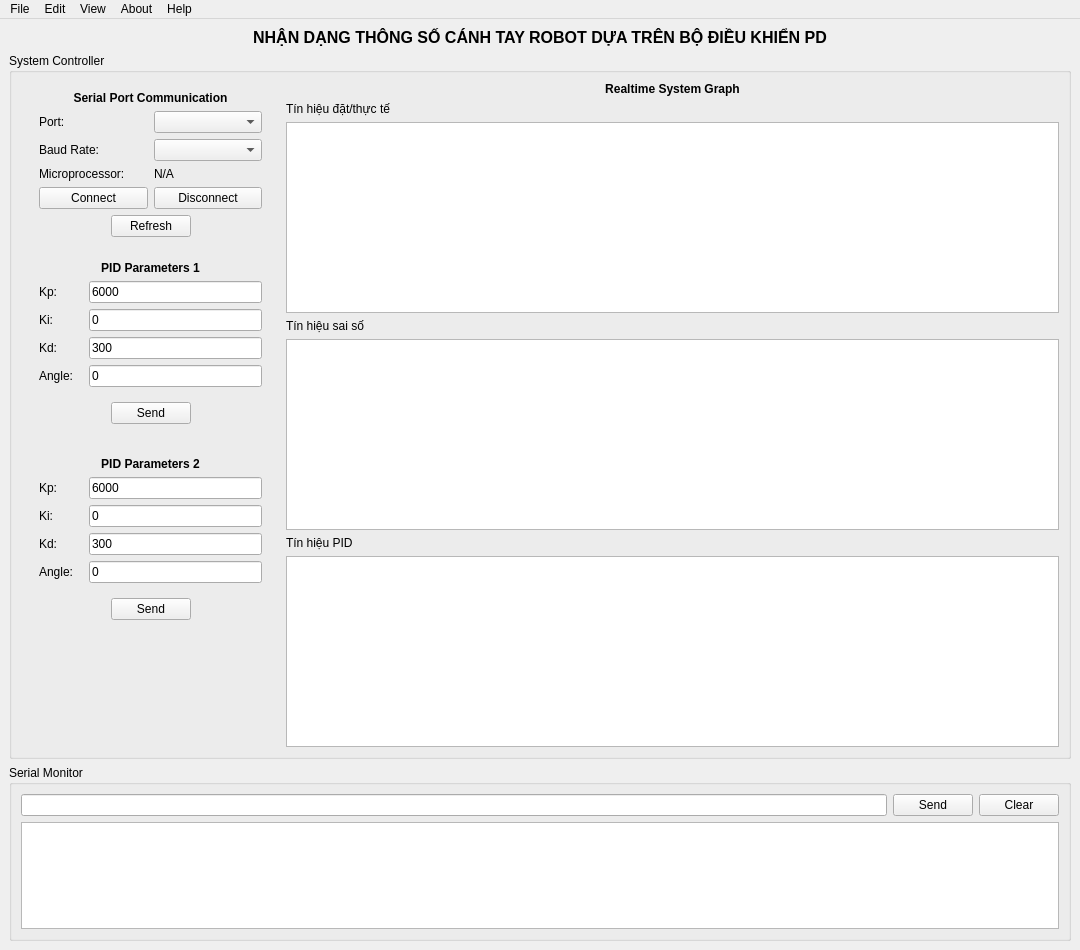
Old version of the form gui.ui in the repository duykienphan/DoAnRobot.
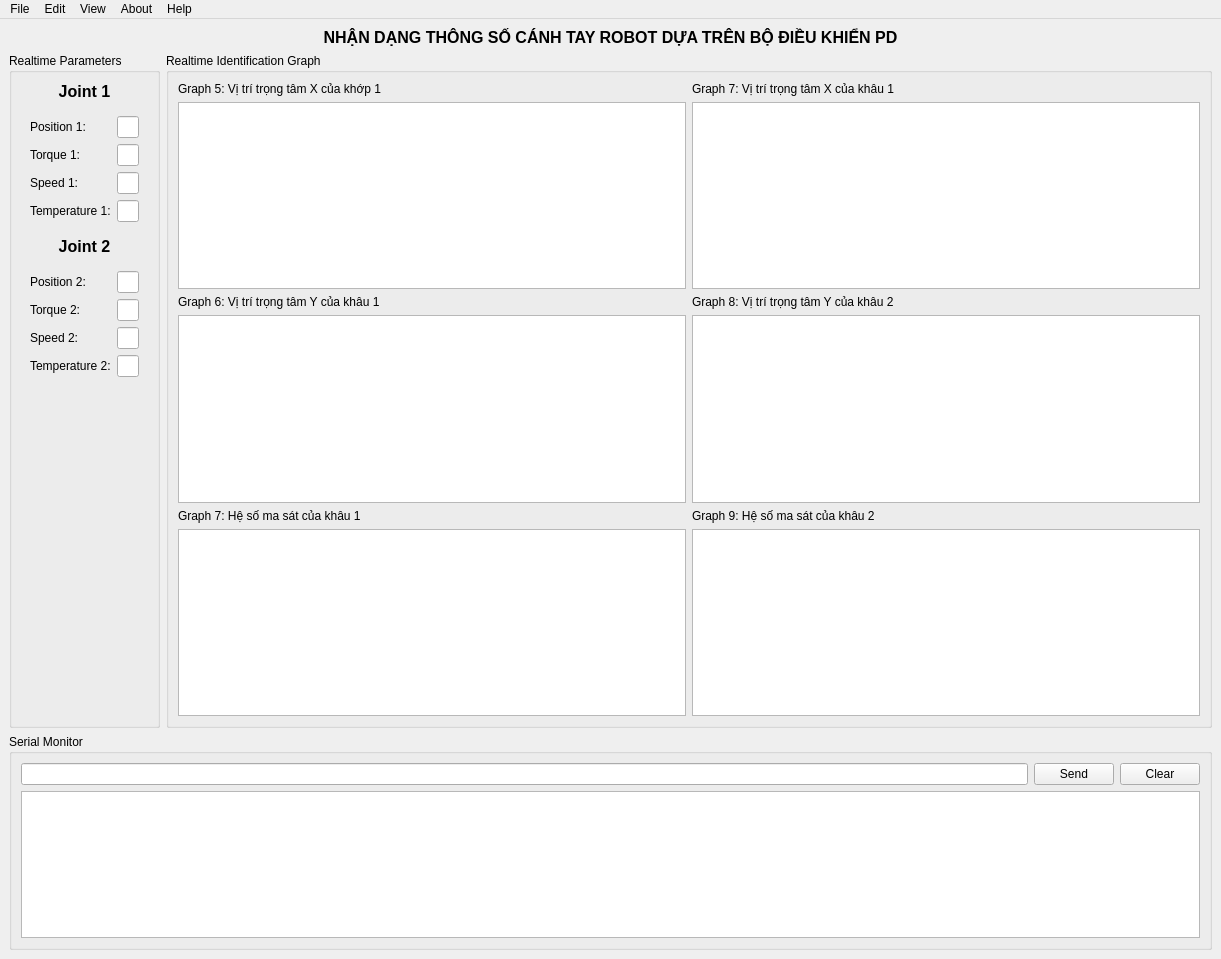
New version of the form. Custom widgets are drawn as their Qt base class.

Diff of the .ui file:
```diff
--- a/gui.ui
+++ b/gui.ui
@@ -6,15 +6,15 @@
    <rect>
     <x>0</x>
     <y>0</y>
-    <width>1080</width>
-    <height>950</height>
+    <width>1221</width>
+    <height>959</height>
    </rect>
   </property>
   <property name="windowTitle">
    <string>MainWindow</string>
   </property>
   <widget class="QWidget" name="centralwidget">
-   <layout class="QVBoxLayout" name="verticalLayout" stretch="0,4,1">
+   <layout class="QVBoxLayout" name="verticalLayout_18">
     <item>
      <widget class="QLabel" name="label">
       <property name="text">
@@ -29,6 +29,28 @@
      </widget>
     </item>
     <item>
+     <widget class="QStackedWidget" name="stackedWidget">
+      <property name="currentIndex">
+       <number>1</number>
+      </property>
+      <widget class="QWidget" name="page">
+       <layout class="QVBoxLayout" name="verticalLayout_8">
+        <property name="spacing">
+         <number>0</number>
+        </property>
+        <property name="leftMargin">
+         <number>0</number>
+        </property>
+        <property name="topMargin">
+         <number>0</number>
+        </property>
+        <property name="rightMargin">
+         <number>0</number>
+        </property>
+        <property name="bottomMargin">
+         <number>0</number>
+        </property>
+        <item>
      <widget class="QGroupBox" name="groupBox_2">
       <property name="minimumSize">
        <size>
@@ -39,7 +61,7 @@
       <property name="title">
        <string>System Controller</string>
       </property>
-      <layout class="QHBoxLayout" name="horizontalLayout_3" stretch="1,5">
+          <layout class="QHBoxLayout" name="horizontalLayout_3" stretch="0,6">
        <property name="topMargin">
         <number>9</number>
        </property>
@@ -48,7 +70,16 @@
        </property>
        <item>
         <widget class="QWidget" name="widget_9" native="true">
+             <property name="minimumSize">
+              <size>
+               <width>0</width>
+               <height>679</height>
+              </size>
+             </property>
          <layout class="QVBoxLayout" name="verticalLayout_7">
+              <property name="topMargin">
+               <number>0</number>
+              </property>
           <item>
            <widget class="QWidget" name="widget_8" native="true">
             <layout class="QVBoxLayout" name="verticalLayout_4">
@@ -196,6 +227,12 @@
           <item>
            <widget class="QWidget" name="widget_5" native="true">
             <layout class="QVBoxLayout" name="verticalLayout_3">
+                 <property name="topMargin">
+                  <number>0</number>
+                 </property>
+                 <property name="bottomMargin">
+                  <number>0</number>
+                 </property>
              <item>
               <widget class="QLabel" name="label_7">
                <property name="text">
@@ -208,6 +245,12 @@
              </item>
              <item>
               <widget class="QWidget" name="widget_6" native="true">
+                   <property name="minimumSize">
+                    <size>
+                     <width>0</width>
+                     <height>106</height>
+                    </size>
+                   </property>
                <layout class="QFormLayout" name="formLayout">
                 <property name="horizontalSpacing">
                  <number>0</number>
@@ -241,7 +284,7 @@
                  <widget class="QLineEdit" name="lineEdit_2">
                   <property name="minimumSize">
                    <size>
-                    <width>173</width>
+                        <width>0</width>
                     <height>21</height>
                    </size>
                   </property>
@@ -267,7 +310,7 @@
                  <widget class="QLineEdit" name="lineEdit_3">
                   <property name="minimumSize">
                    <size>
-                    <width>173</width>
+                        <width>0</width>
                     <height>21</height>
                    </size>
                   </property>
@@ -293,7 +336,7 @@
                  <widget class="QLineEdit" name="lineEdit_4">
                   <property name="minimumSize">
                    <size>
-                    <width>173</width>
+                        <width>0</width>
                     <height>21</height>
                    </size>
                   </property>
@@ -319,7 +362,7 @@
                  <widget class="QLineEdit" name="lineEdit_8">
                   <property name="minimumSize">
                    <size>
-                    <width>173</width>
+                        <width>0</width>
                     <height>21</height>
                    </size>
                   </property>
@@ -333,6 +376,12 @@
              </item>
              <item>
               <widget class="QWidget" name="widget_7" native="true">
+                   <property name="minimumSize">
+                    <size>
+                     <width>0</width>
+                     <height>41</height>
+                    </size>
+                   </property>
                <layout class="QHBoxLayout" name="horizontalLayout_2">
                 <item>
                  <spacer name="horizontalSpacer">
@@ -376,6 +425,12 @@
           <item>
            <widget class="QWidget" name="widget_11" native="true">
             <layout class="QVBoxLayout" name="verticalLayout_5">
+                 <property name="topMargin">
+                  <number>0</number>
+                 </property>
+                 <property name="bottomMargin">
+                  <number>0</number>
+                 </property>
              <item>
               <widget class="QLabel" name="label_15">
                <property name="text">
@@ -388,6 +443,12 @@
              </item>
              <item>
               <widget class="QWidget" name="widget_12" native="true">
+                   <property name="minimumSize">
+                    <size>
+                     <width>0</width>
+                     <height>106</height>
+                    </size>
+                   </property>
                <layout class="QFormLayout" name="formLayout_2">
                 <property name="horizontalSpacing">
                  <number>0</number>
@@ -421,7 +482,7 @@
                  <widget class="QLineEdit" name="lineEdit_5">
                   <property name="minimumSize">
                    <size>
-                    <width>173</width>
+                        <width>0</width>
                     <height>21</height>
                    </size>
                   </property>
@@ -447,7 +508,7 @@
                  <widget class="QLineEdit" name="lineEdit_6">
                   <property name="minimumSize">
                    <size>
-                    <width>173</width>
+                        <width>0</width>
                     <height>21</height>
                    </size>
                   </property>
@@ -473,7 +534,7 @@
                  <widget class="QLineEdit" name="lineEdit_7">
                   <property name="minimumSize">
                    <size>
-                    <width>173</width>
+                        <width>0</width>
                     <height>21</height>
                    </size>
                   </property>
@@ -499,7 +560,7 @@
                  <widget class="QLineEdit" name="lineEdit_9">
                   <property name="minimumSize">
                    <size>
-                    <width>173</width>
+                        <width>0</width>
                     <height>21</height>
                    </size>
                   </property>
@@ -513,6 +574,12 @@
              </item>
              <item>
               <widget class="QWidget" name="widget_13" native="true">
+                   <property name="minimumSize">
+                    <size>
+                     <width>0</width>
+                     <height>41</height>
+                    </size>
+                   </property>
                <layout class="QHBoxLayout" name="horizontalLayout_5">
                 <item>
                  <spacer name="horizontalSpacer_5">
@@ -553,6 +620,76 @@
             </layout>
            </widget>
           </item>
+              <item>
+               <widget class="QWidget" name="widget_15" native="true">
+                <property name="minimumSize">
+                 <size>
+                  <width>0</width>
+                  <height>100</height>
+                 </size>
+                </property>
+                <layout class="QVBoxLayout" name="verticalLayout_11">
+                 <property name="spacing">
+                  <number>6</number>
+                 </property>
+                 <property name="topMargin">
+                  <number>0</number>
+                 </property>
+                 <property name="bottomMargin">
+                  <number>0</number>
+                 </property>
+                 <item>
+                  <widget class="QLabel" name="label_35">
+                   <property name="text">
+                    <string>&lt;html&gt;&lt;head/&gt;&lt;body&gt;&lt;p align=&quot;center&quot;&gt;&lt;span style=&quot; font-size:8pt; font-weight:600;&quot;&gt;Trajectory Planning&lt;/span&gt;&lt;/p&gt;&lt;/body&gt;&lt;/html&gt;</string>
+                   </property>
+                  </widget>
+                 </item>
+                 <item>
+                  <widget class="QComboBox" name="comboBox_3"/>
+                 </item>
+                 <item>
+                  <widget class="QWidget" name="widget_16" native="true">
+                   <layout class="QHBoxLayout" name="horizontalLayout_7">
+                    <property name="topMargin">
+                     <number>0</number>
+                    </property>
+                    <property name="bottomMargin">
+                     <number>0</number>
+                    </property>
+                    <item>
+                     <widget class="QPushButton" name="pushButton_8">
+                      <property name="text">
+                       <string>Start</string>
+                      </property>
+                     </widget>
+                    </item>
+                    <item>
+                     <widget class="QPushButton" name="pushButton_9">
+                      <property name="text">
+                       <string>Stop</string>
+                      </property>
+                     </widget>
+                    </item>
+                   </layout>
+                  </widget>
+                 </item>
+                 <item>
+                  <spacer name="verticalSpacer_3">
+                   <property name="orientation">
+                    <enum>Qt::Vertical</enum>
+                   </property>
+                   <property name="sizeHint" stdset="0">
+                    <size>
+                     <width>20</width>
+                     <height>40</height>
+                    </size>
+                   </property>
+                  </spacer>
+                 </item>
+                </layout>
+               </widget>
+              </item>
           <item>
            <spacer name="verticalSpacer">
             <property name="orientation">
@@ -601,6 +738,42 @@
            </widget>
           </item>
           <item>
+               <widget class="QWidget" name="widget_17" native="true">
+                <property name="minimumSize">
+                 <size>
+                  <width>0</width>
+                  <height>400</height>
+                 </size>
+                </property>
+                <layout class="QGridLayout" name="gridLayout_2">
+                 <property name="leftMargin">
+                  <number>0</number>
+                 </property>
+                 <property name="topMargin">
+                  <number>0</number>
+                 </property>
+                 <property name="rightMargin">
+                  <number>0</number>
+                 </property>
+                 <property name="bottomMargin">
+                  <number>0</number>
+                 </property>
+                 <item row="0" column="0">
+                  <widget class="QWidget" name="widget_18" native="true">
+                   <layout class="QVBoxLayout" name="verticalLayout_12">
+                    <property name="leftMargin">
+                     <number>0</number>
+                    </property>
+                    <property name="topMargin">
+                     <number>0</number>
+                    </property>
+                    <property name="rightMargin">
+                     <number>0</number>
+                    </property>
+                    <property name="bottomMargin">
+                     <number>0</number>
+                    </property>
+                    <item>
            <widget class="QLabel" name="label_9">
             <property name="maximumSize">
              <size>
@@ -609,13 +782,31 @@
              </size>
             </property>
             <property name="text">
-             <string>Tín hiệu đặt/thực tế</string>
+                       <string>Graph 1: Tín hiệu góc đặt/thực tế của khớp 1</string>
             </property>
            </widget>
           </item>
           <item>
            <widget class="PlotWidget" name="graphicsView"/>
           </item>
+                   </layout>
+                  </widget>
+                 </item>
+                 <item row="0" column="1">
+                  <widget class="QWidget" name="widget_19" native="true">
+                   <layout class="QVBoxLayout" name="verticalLayout_13">
+                    <property name="leftMargin">
+                     <number>0</number>
+                    </property>
+                    <property name="topMargin">
+                     <number>0</number>
+                    </property>
+                    <property name="rightMargin">
+                     <number>0</number>
+                    </property>
+                    <property name="bottomMargin">
+                     <number>0</number>
+                    </property>
           <item>
            <widget class="QLabel" name="label_11">
             <property name="maximumSize">
@@ -625,13 +816,31 @@
              </size>
             </property>
             <property name="text">
-             <string>Tín hiệu sai số</string>
+                       <string>Graph 2: Tín hiệu Torque đặt/thực tế của khớp 1</string>
             </property>
            </widget>
           </item>
           <item>
            <widget class="PlotWidget" name="graphicsView_2"/>
           </item>
+                   </layout>
+                  </widget>
+                 </item>
+                 <item row="1" column="0">
+                  <widget class="QWidget" name="widget_20" native="true">
+                   <layout class="QVBoxLayout" name="verticalLayout_14">
+                    <property name="leftMargin">
+                     <number>0</number>
+                    </property>
+                    <property name="topMargin">
+                     <number>0</number>
+                    </property>
+                    <property name="rightMargin">
+                     <number>0</number>
+                    </property>
+                    <property name="bottomMargin">
+                     <number>0</number>
+                    </property>
           <item>
            <widget class="QLabel" name="label_10">
             <property name="maximumSize">
@@ -641,7 +850,7 @@
              </size>
             </property>
             <property name="text">
-             <string>Tín hiệu PID</string>
+                       <string>Graph 3: Tín hiệu góc đặt/thực tế của khớp 2 </string>
             </property>
            </widget>
           </item>
@@ -651,7 +860,407 @@
          </layout>
         </widget>
        </item>
-      </layout>
+                 <item row="1" column="1">
+                  <widget class="QWidget" name="widget_21" native="true">
+                   <layout class="QVBoxLayout" name="verticalLayout_15">
+                    <property name="leftMargin">
+                     <number>0</number>
+                    </property>
+                    <property name="topMargin">
+                     <number>0</number>
+                    </property>
+                    <property name="rightMargin">
+                     <number>0</number>
+                    </property>
+                    <property name="bottomMargin">
+                     <number>0</number>
+                    </property>
+                    <item>
+                     <widget class="QLabel" name="label_36">
+                      <property name="maximumSize">
+                       <size>
+                        <width>16777215</width>
+                        <height>15</height>
+                       </size>
+                      </property>
+                      <property name="text">
+                       <string>Graph 4: Tín hiệu Torque đặt/thực tế của khớp 2</string>
+                      </property>
+                     </widget>
+                    </item>
+                    <item>
+                     <widget class="PlotWidget" name="graphicsView_8"/>
+                    </item>
+                   </layout>
+                  </widget>
+                 </item>
+                </layout>
+               </widget>
+              </item>
+             </layout>
+            </widget>
+           </item>
+          </layout>
+         </widget>
+        </item>
+       </layout>
+      </widget>
+      <widget class="QWidget" name="page_2">
+       <layout class="QHBoxLayout" name="horizontalLayout_6" stretch="1,7">
+        <property name="spacing">
+         <number>6</number>
+        </property>
+        <property name="leftMargin">
+         <number>0</number>
+        </property>
+        <property name="topMargin">
+         <number>0</number>
+        </property>
+        <property name="rightMargin">
+         <number>0</number>
+        </property>
+        <property name="bottomMargin">
+         <number>0</number>
+        </property>
+        <item>
+         <widget class="QGroupBox" name="groupBox_3">
+          <property name="title">
+           <string>Realtime Parameters</string>
+          </property>
+          <layout class="QVBoxLayout" name="verticalLayout_9">
+           <item>
+            <widget class="QLabel" name="label_29">
+             <property name="text">
+              <string>&lt;html&gt;&lt;head/&gt;&lt;body&gt;&lt;p align=&quot;center&quot;&gt;&lt;span style=&quot; font-size:12pt; font-weight:600;&quot;&gt;Joint 1&lt;/span&gt;&lt;/p&gt;&lt;/body&gt;&lt;/html&gt;</string>
+             </property>
+            </widget>
+           </item>
+           <item>
+            <widget class="QWidget" name="widget_14" native="true">
+             <layout class="QFormLayout" name="formLayout_4">
+              <item row="0" column="0">
+               <widget class="QLabel" name="label_21">
+                <property name="text">
+                 <string>Position 1:</string>
+                </property>
+               </widget>
+              </item>
+              <item row="0" column="1">
+               <widget class="QLineEdit" name="lineEdit_10">
+                <property name="readOnly">
+                 <bool>true</bool>
+                </property>
+               </widget>
+              </item>
+              <item row="1" column="0">
+               <widget class="QLabel" name="label_22">
+                <property name="text">
+                 <string>Torque 1:</string>
+                </property>
+               </widget>
+              </item>
+              <item row="1" column="1">
+               <widget class="QLineEdit" name="lineEdit_11">
+                <property name="readOnly">
+                 <bool>true</bool>
+                </property>
+               </widget>
+              </item>
+              <item row="2" column="0">
+               <widget class="QLabel" name="label_23">
+                <property name="text">
+                 <string>Speed 1:</string>
+                </property>
+               </widget>
+              </item>
+              <item row="2" column="1">
+               <widget class="QLineEdit" name="lineEdit_12">
+                <property name="readOnly">
+                 <bool>true</bool>
+                </property>
+               </widget>
+              </item>
+              <item row="3" column="0">
+               <widget class="QLabel" name="label_24">
+                <property name="text">
+                 <string>Temperature 1:</string>
+                </property>
+               </widget>
+              </item>
+              <item row="3" column="1">
+               <widget class="QLineEdit" name="lineEdit_13">
+                <property name="readOnly">
+                 <bool>true</bool>
+                </property>
+               </widget>
+              </item>
+             </layout>
+            </widget>
+           </item>
+           <item>
+            <widget class="QLabel" name="label_30">
+             <property name="text">
+              <string>&lt;html&gt;&lt;head/&gt;&lt;body&gt;&lt;p align=&quot;center&quot;&gt;&lt;span style=&quot; font-size:12pt; font-weight:600;&quot;&gt;Joint 2&lt;/span&gt;&lt;/p&gt;&lt;/body&gt;&lt;/html&gt;</string>
+             </property>
+            </widget>
+           </item>
+           <item>
+            <widget class="QWidget" name="widget_2" native="true">
+             <layout class="QFormLayout" name="formLayout_3">
+              <item row="0" column="0">
+               <widget class="QLabel" name="label_25">
+                <property name="text">
+                 <string>Position 2:</string>
+                </property>
+               </widget>
+              </item>
+              <item row="0" column="1">
+               <widget class="QLineEdit" name="lineEdit_14">
+                <property name="readOnly">
+                 <bool>true</bool>
+                </property>
+               </widget>
+              </item>
+              <item row="1" column="0">
+               <widget class="QLabel" name="label_26">
+                <property name="text">
+                 <string>Torque 2:</string>
+                </property>
+               </widget>
+              </item>
+              <item row="1" column="1">
+               <widget class="QLineEdit" name="lineEdit_15">
+                <property name="readOnly">
+                 <bool>true</bool>
+                </property>
+               </widget>
+              </item>
+              <item row="2" column="0">
+               <widget class="QLabel" name="label_27">
+                <property name="text">
+                 <string>Speed 2:</string>
+                </property>
+               </widget>
+              </item>
+              <item row="2" column="1">
+               <widget class="QLineEdit" name="lineEdit_16">
+                <property name="readOnly">
+                 <bool>true</bool>
+                </property>
+               </widget>
+              </item>
+              <item row="3" column="0">
+               <widget class="QLabel" name="label_28">
+                <property name="text">
+                 <string>Temperature 2:</string>
+                </property>
+               </widget>
+              </item>
+              <item row="3" column="1">
+               <widget class="QLineEdit" name="lineEdit_17">
+                <property name="readOnly">
+                 <bool>true</bool>
+                </property>
+               </widget>
+              </item>
+             </layout>
+            </widget>
+           </item>
+           <item>
+            <spacer name="verticalSpacer_2">
+             <property name="orientation">
+              <enum>Qt::Vertical</enum>
+             </property>
+             <property name="sizeHint" stdset="0">
+              <size>
+               <width>20</width>
+               <height>40</height>
+              </size>
+             </property>
+            </spacer>
+           </item>
+          </layout>
+         </widget>
+        </item>
+        <item>
+         <widget class="QGroupBox" name="groupBox_4">
+          <property name="title">
+           <string>Realtime Identification Graph</string>
+          </property>
+          <layout class="QGridLayout" name="gridLayout_3">
+           <item row="0" column="0">
+            <widget class="QWidget" name="widget_22" native="true">
+             <layout class="QVBoxLayout" name="verticalLayout_10">
+              <property name="leftMargin">
+               <number>0</number>
+              </property>
+              <property name="topMargin">
+               <number>0</number>
+              </property>
+              <property name="rightMargin">
+               <number>0</number>
+              </property>
+              <property name="bottomMargin">
+               <number>0</number>
+              </property>
+              <item>
+               <widget class="QLabel" name="label_31">
+                <property name="text">
+                 <string>Graph 5: Vị trí trọng tâm X của khớp 1</string>
+                </property>
+               </widget>
+              </item>
+              <item>
+               <widget class="QGraphicsView" name="graphicsView_4"/>
+              </item>
+             </layout>
+            </widget>
+           </item>
+           <item row="0" column="1">
+            <widget class="QWidget" name="widget_23" native="true">
+             <layout class="QVBoxLayout" name="verticalLayout_16">
+              <property name="leftMargin">
+               <number>0</number>
+              </property>
+              <property name="topMargin">
+               <number>0</number>
+              </property>
+              <property name="rightMargin">
+               <number>0</number>
+              </property>
+              <property name="bottomMargin">
+               <number>0</number>
+              </property>
+              <item>
+               <widget class="QLabel" name="label_32">
+                <property name="text">
+                 <string>Graph 7: Vị trí trọng tâm X của khâu 1</string>
+                </property>
+               </widget>
+              </item>
+              <item>
+               <widget class="QGraphicsView" name="graphicsView_5"/>
+              </item>
+             </layout>
+            </widget>
+           </item>
+           <item row="1" column="0">
+            <widget class="QWidget" name="widget_24" native="true">
+             <layout class="QVBoxLayout" name="verticalLayout">
+              <property name="leftMargin">
+               <number>0</number>
+              </property>
+              <property name="topMargin">
+               <number>0</number>
+              </property>
+              <property name="rightMargin">
+               <number>0</number>
+              </property>
+              <property name="bottomMargin">
+               <number>0</number>
+              </property>
+              <item>
+               <widget class="QLabel" name="label_33">
+                <property name="text">
+                 <string>Graph 6: Vị trí trọng tâm Y của khâu 1</string>
+                </property>
+               </widget>
+              </item>
+              <item>
+               <widget class="QGraphicsView" name="graphicsView_6"/>
+              </item>
+             </layout>
+            </widget>
+           </item>
+           <item row="1" column="1">
+            <widget class="QWidget" name="widget_25" native="true">
+             <layout class="QVBoxLayout" name="verticalLayout_17">
+              <property name="leftMargin">
+               <number>0</number>
+              </property>
+              <property name="topMargin">
+               <number>0</number>
+              </property>
+              <property name="rightMargin">
+               <number>0</number>
+              </property>
+              <property name="bottomMargin">
+               <number>0</number>
+              </property>
+              <item>
+               <widget class="QLabel" name="label_34">
+                <property name="text">
+                 <string>Graph 8: Vị trí trọng tâm Y của khâu 2</string>
+                </property>
+               </widget>
+              </item>
+              <item>
+               <widget class="QGraphicsView" name="graphicsView_7"/>
+              </item>
+             </layout>
+            </widget>
+           </item>
+           <item row="2" column="0">
+            <widget class="QWidget" name="widget_26" native="true">
+             <layout class="QVBoxLayout" name="verticalLayout_19">
+              <property name="leftMargin">
+               <number>0</number>
+              </property>
+              <property name="topMargin">
+               <number>0</number>
+              </property>
+              <property name="rightMargin">
+               <number>0</number>
+              </property>
+              <property name="bottomMargin">
+               <number>0</number>
+              </property>
+              <item>
+               <widget class="QLabel" name="label_40">
+                <property name="text">
+                 <string>Graph 7: Hệ số ma sát của khâu 1</string>
+                </property>
+               </widget>
+              </item>
+              <item>
+               <widget class="QGraphicsView" name="graphicsView_12"/>
+              </item>
+             </layout>
+            </widget>
+           </item>
+           <item row="2" column="1">
+            <widget class="QWidget" name="widget_27" native="true">
+             <layout class="QVBoxLayout" name="verticalLayout_20">
+              <property name="leftMargin">
+               <number>0</number>
+              </property>
+              <property name="topMargin">
+               <number>0</number>
+              </property>
+              <property name="rightMargin">
+               <number>0</number>
+              </property>
+              <property name="bottomMargin">
+               <number>0</number>
+              </property>
+              <item>
+               <widget class="QLabel" name="label_41">
+                <property name="text">
+                 <string>Graph 9: Hệ số ma sát của khâu 2</string>
+                </property>
+               </widget>
+              </item>
+              <item>
+               <widget class="QGraphicsView" name="graphicsView_13"/>
+              </item>
+             </layout>
+            </widget>
+           </item>
+          </layout>
+         </widget>
+        </item>
+       </layout>
+      </widget>
      </widget>
     </item>
     <item>
@@ -712,8 +1321,8 @@
     <rect>
      <x>0</x>
      <y>0</y>
-     <width>1080</width>
-     <height>26</height>
+     <width>1221</width>
+     <height>21</height>
     </rect>
    </property>
    <widget class="QMenu" name="menuMenu">
@@ -763,6 +1372,11 @@
      <addaction name="actionClear_Graph_1"/>
      <addaction name="actionClear_Graph_2"/>
      <addaction name="actionClear_Graph_3"/>
+     <addaction name="actionGraph_4"/>
+     <addaction name="actionClear_Graph_5"/>
+     <addaction name="actionClear_Graph_6"/>
+     <addaction name="actionClear_Graph_8"/>
+     <addaction name="actionClear_Graph_7"/>
      <addaction name="actionClear_All"/>
     </widget>
     <widget class="QMenu" name="menuHide_Graph">
@@ -772,11 +1386,18 @@
      <addaction name="actionGraph_1"/>
      <addaction name="actionGraph_2"/>
      <addaction name="actionGraph_3"/>
+     <addaction name="actionGraph_5"/>
+     <addaction name="actionGraph_6"/>
+     <addaction name="actionGraph_7"/>
+     <addaction name="actionGraph_8"/>
+     <addaction name="actionGraph_9"/>
      <addaction name="actionUnhide_All"/>
     </widget>
     <addaction name="menuSerial_Monitor"/>
     <addaction name="menuClear_Graph"/>
     <addaction name="menuHide_Graph"/>
+    <addaction name="actionController"/>
+    <addaction name="actionIndentification"/>
    </widget>
    <widget class="QMenu" name="menuHelp">
     <property name="title">
@@ -905,6 +1526,66 @@
     <string>Unhide all</string>
    </property>
   </action>
+  <action name="actionGraph_4">
+   <property name="text">
+    <string>Clear Graph 4</string>
+   </property>
+  </action>
+  <action name="actionClear_Graph_5">
+   <property name="text">
+    <string>Clear Graph 5</string>
+   </property>
+  </action>
+  <action name="actionClear_Graph_6">
+   <property name="text">
+    <string>Clear Graph 6</string>
+   </property>
+  </action>
+  <action name="actionGraph_5">
+   <property name="text">
+    <string>Graph 4</string>
+   </property>
+  </action>
+  <action name="actionGraph_6">
+   <property name="text">
+    <string>Graph 5</string>
+   </property>
+  </action>
+  <action name="actionGraph_7">
+   <property name="text">
+    <string>Graph 6</string>
+   </property>
+  </action>
+  <action name="actionGraph_8">
+   <property name="text">
+    <string>Graph 7</string>
+   </property>
+  </action>
+  <action name="actionIndentification">
+   <property name="text">
+    <string>Indentification</string>
+   </property>
+  </action>
+  <action name="actionController">
+   <property name="text">
+    <string>Controller</string>
+   </property>
+  </action>
+  <action name="actionClear_Graph_8">
+   <property name="text">
+    <string>Clear Graph 8</string>
+   </property>
+  </action>
+  <action name="actionClear_Graph_7">
+   <property name="text">
+    <string>Clear Graph 7</string>
+   </property>
+  </action>
+  <action name="actionGraph_9">
+   <property name="text">
+    <string>Graph 8</string>
+   </property>
+  </action>
  </widget>
  <customwidgets>
   <customwidget>
```
Lines whose indentation alone changed are shown as unchanged.
